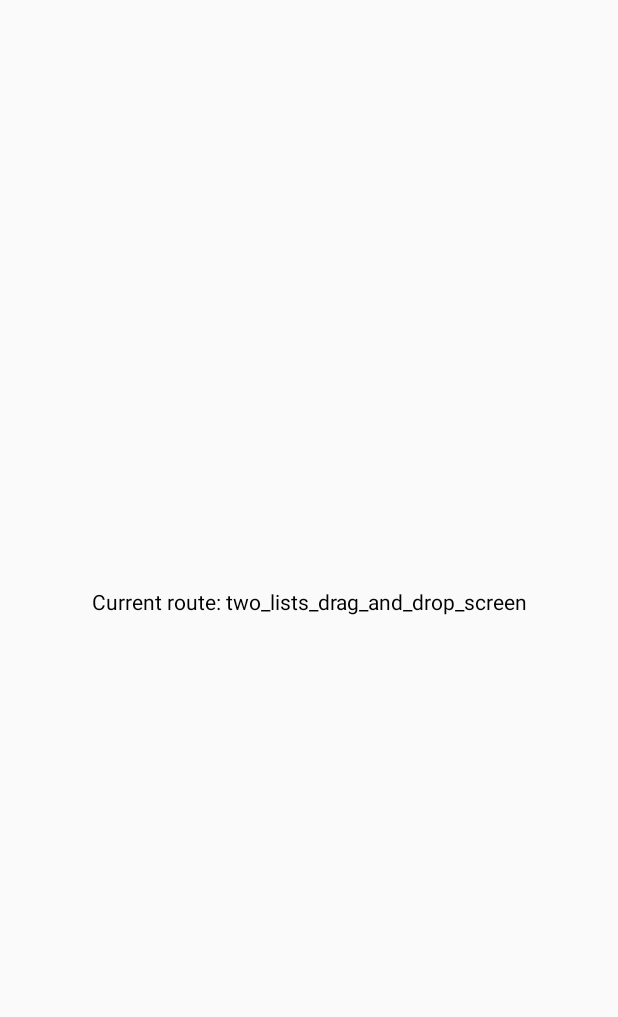
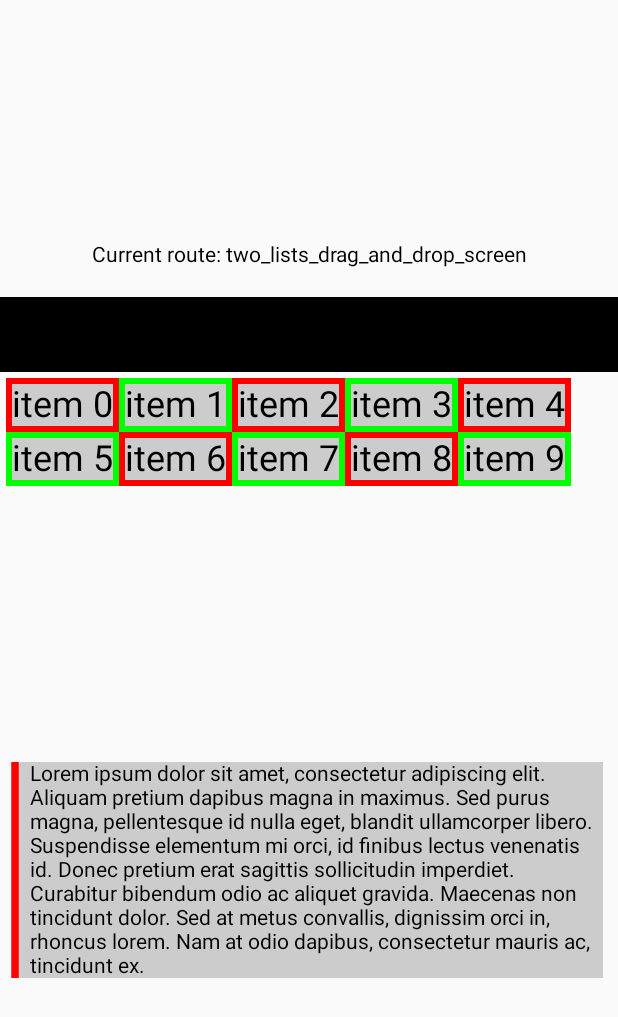
Before and after one commit to dmitrym89/Navigation, an Android app built with Jetpack Compose: the TwoListsDragAndDropScreen screen opened through its navigation route, on a phone screen of 412 x 824 dp. Shown: the top 1017 px of the screen. Run offline under Robolectric (Android 15) with nearby library versions, the phone set to English and light mode, and no system bars; 3 statements that could not run were skipped.

Commit message:
update compose version to 1.4.0-alpha04

```diff
--- a/app/src/main/java/dmitrij/mysenko/navigation/navigation/NestedGraph.kt
+++ b/app/src/main/java/dmitrij/mysenko/navigation/navigation/NestedGraph.kt
@@ -16,6 +16,7 @@ sealed class NestedGraph(val route: String, private val root: NestedGraph? = nul
     object BottomNavYoutube3: NestedGraph("bottom_nav_google_youtube_3")
     object BottomNavYoutube4: NestedGraph("bottom_nav_google_youtube_4")
     object Sheets: NestedGraph("sheets")
+    object Lookahead: NestedGraph("lookahead")
     object Tabs: NestedGraph("tabs")
     object DrawerTop: NestedGraph("drawer_top")
     object DrawerLatest: NestedGraph("drawer_latest")
--- a/app/src/main/java/dmitrij/mysenko/navigation/screens/Screen.kt
+++ b/app/src/main/java/dmitrij/mysenko/navigation/screens/Screen.kt
@@ -62,6 +62,9 @@ sealed class Screen(val route: String){
     object DrawerUserScreen: Screen("drawer_user_screen")
     object DrawerImageScreen: Screen("drawer_image_screen")
 
+    object LookaheadLayoutScreen: Screen("lookahead_layout_screen")
+    object ColumnToRowScreen: Screen("column_to_row_screen")
+
     object OtherScreen: Screen("other_screen")
     object WallpaperScreen: Screen("wallpaper_screen")
     object GridLayoutScreen: Screen("grid_layout_screen")
@@ -75,6 +78,8 @@ sealed class Screen(val route: String){
     object CollapsingClassicScreen: Screen("collapsing_classic_screen")
 
     object IosActivityScreen: Screen("ios_activity_screen")
+
+    object MasksScreen: Screen("masks_screen")
 
     object AfterMainScreen: Screen("after_main_screen")
 
--- a/app/src/main/java/dmitrij/mysenko/navigation/screens/main/Navigation.kt
+++ b/app/src/main/java/dmitrij/mysenko/navigation/screens/main/Navigation.kt
@@ -9,6 +9,7 @@ import dmitrij.mysenko.navigation.screens.main.other.otherGraph
 import dmitrij.mysenko.navigation.screens.main.bottomnav.bottomNavGraph
 import dmitrij.mysenko.navigation.screens.main.dialog.DialogScreen
 import dmitrij.mysenko.navigation.screens.main.drawer.DrawerScreen
+import dmitrij.mysenko.navigation.screens.main.lookahead.lookaheadGraph
 import dmitrij.mysenko.navigation.screens.main.popup.PopupScreen
 import dmitrij.mysenko.navigation.screens.main.sheets.sheetsGraph
 import dmitrij.mysenko.navigation.screens.main.tabs.tabsGraph
@@ -34,6 +35,7 @@ fun NavGraphBuilder.mainGraph(navController: NavController) {
             DrawerScreen(rootNavController = navController)
         }
         sheetsGraph(navController = navController)
+        lookaheadGraph(navController = navController)
         tabsGraph(navController = navController)
         bottomNavGraph(navController = navController)
         otherGraph(navController = navController)
--- a/app/src/main/java/dmitrij/mysenko/navigation/screens/main/other/Navigation.kt
+++ b/app/src/main/java/dmitrij/mysenko/navigation/screens/main/other/Navigation.kt
@@ -12,6 +12,7 @@ import dmitrij.mysenko.navigation.screens.main.other.draganddrop.simple.SimpleDr
 import dmitrij.mysenko.navigation.screens.main.other.draganddrop.twolists.TwoListsDragAndDropScreen
 import dmitrij.mysenko.navigation.screens.main.other.grid.GridLayoutScreen
 import dmitrij.mysenko.navigation.screens.main.other.iosactivity.IosActivityScreen
+import dmitrij.mysenko.navigation.screens.main.other.masks.MasksScreen
 
 fun NavGraphBuilder.otherGraph(navController: NavController) {
     navigation(
@@ -48,5 +49,8 @@ fun NavGraphBuilder.otherGraph(navController: NavController) {
         composable(route = Screen.IosActivityScreen.route){
             IosActivityScreen(navController = navController)
         }
+        composable(route = Screen.MasksScreen.route){
+            MasksScreen(navController = navController)
+        }
     }
 }
--- a/app/src/main/java/dmitrij/mysenko/navigation/screens/main/other/draganddrop/twolists/TwoListsDragAndDropScreen.kt
+++ b/app/src/main/java/dmitrij/mysenko/navigation/screens/main/other/draganddrop/twolists/TwoListsDragAndDropScreen.kt
@@ -1,13 +1,22 @@
 package dmitrij.mysenko.navigation.screens.main.other.draganddrop.twolists
 
+import androidx.compose.foundation.background
 import androidx.compose.foundation.layout.*
+import androidx.compose.material.Text
 import androidx.compose.runtime.*
 import androidx.compose.ui.Alignment
 import androidx.compose.ui.Modifier
+import androidx.compose.ui.composed
+import androidx.compose.ui.draw.drawBehind
+import androidx.compose.ui.geometry.Offset
+import androidx.compose.ui.graphics.Color
+import androidx.compose.ui.platform.LocalDensity
 import androidx.compose.ui.unit.dp
+import androidx.compose.ui.unit.sp
 import androidx.navigation.NavController
 import dmitrij.mysenko.navigation.shared.CurrentRoute
 
+@OptIn(ExperimentalLayoutApi::class)
 @Composable
 fun TwoListsDragAndDropScreen(navController: NavController) {
     Column(
@@ -19,7 +28,61 @@ fun TwoListsDragAndDropScreen(navController: NavController) {
     ) {
         CurrentRoute(navController = navController)
         Spacer(modifier = Modifier.height(20.dp))
+        Box(
+            modifier = Modifier
+                .fillMaxWidth()
+                .height(50.dp)
+                .background(color = Color.Black)
+        )
+        FlowRow(
+            modifier = Modifier
+                .fillMaxWidth()
+                .height(200.dp)
+                .padding(all = 4.dp)
+        ) {
+            repeat(10) { i ->
+                Text(
+                    text = "item $i",
+                    fontSize = 24.sp,
+                    modifier = Modifier
+                        .background(color = if (i % 2 == 1) Color.Green else Color.Red)
+                        .padding(all = 4.dp)
+                        .background(color = Color.LightGray)
+                )
+            }
+        }
+        Box(
+            modifier = Modifier
+                .fillMaxWidth()
+                .height(50.dp)
+            //.background(color = Color.Black)
+        )
 
-
+        Box(
+            modifier = Modifier
+                .padding(10.dp)
+                .fillMaxWidth()
+                .background(color = Color.LightGray)
+                .leftBorder()
+        ) {
+            Text(
+                modifier = Modifier.padding(start = 10.dp),
+                text = "Lorem ipsum dolor sit amet, consectetur adipiscing elit. Aliquam pretium dapibus magna in maximus. Sed purus magna, pellentesque id nulla eget, blandit ullamcorper libero. Suspendisse elementum mi orci, id finibus lectus venenatis id. Donec pretium erat sagittis sollicitudin imperdiet. Curabitur bibendum odio ac aliquet gravida. Maecenas non tincidunt dolor. Sed at metus convallis, dignissim orci in, rhoncus lorem. Nam at odio dapibus, consectetur mauris ac, tincidunt ex.",
+            )
+        }
     }
 }
+
+fun Modifier.leftBorder() = composed(
+    factory = {
+        val density = LocalDensity.current.density
+        Modifier.drawBehind {
+            drawLine(
+                color = Color.Red,
+                start = Offset(x = 0f, y = 0f),
+                end = Offset(x = 0f, y = size.height),
+                strokeWidth = 5 * density
+            )
+        }
+    }
+)
--- a/app/src/main/java/dmitrij/mysenko/navigation/shared/Dialogs.kt
+++ b/app/src/main/java/dmitrij/mysenko/navigation/shared/Dialogs.kt
@@ -168,7 +168,7 @@ fun MultipleChoiceDialog(
                         modifier = Modifier
                             .padding(bottom = 5.dp)
                             .fillMaxWidth()
-                            .background(color = if(item.value) Color.DarkGray else Color.LightGray)
+                            .background(color = if (item.value) Color.DarkGray else Color.LightGray)
                             .clickable {
                                 choose[item.key] = !item.value
                             }
--- /dev/null
+++ b/app/src/main/res/xml/maps.xml
@@ -0,0 +1,4 @@
+<?xml version="1.0" encoding="utf-8"?>
+<attribute xmlns:android="http://schemas.android.com/apk/res/android"
+    android:layout_width="match_parent"
+    android:layout_height="match_parent" />
--- a/build.gradle
+++ b/build.gradle
@@ -1,6 +1,6 @@
 buildscript {
     ext {
-        compose_ui_version = '1.3.1'
+        compose_ui_version = '1.4.0-alpha04'
     }
 }// Top-level build file where you can add configuration options common to all sub-projects/modules.
 plugins {
--- a/settings.gradle
+++ b/settings.gradle
@@ -3,6 +3,9 @@ pluginManagement {
         gradlePluginPortal()
         google()
         mavenCentral()
+//        maven {
+//            url = "https://mmr.jfrog.io/artifactory/maps-sdk-android/"
+//        }
     }
 }
 dependencyResolutionManagement {
@@ -10,6 +13,9 @@ dependencyResolutionManagement {
     repositories {
         google()
         mavenCentral()
+//        maven {
+//            url = "https://mmr.jfrog.io/artifactory/maps-sdk-android/"
+//        }
     }
 }
 rootProject.name = "Navigation"
```
Also changed, not shown: app/build.gradle (+8 -4 lines).
